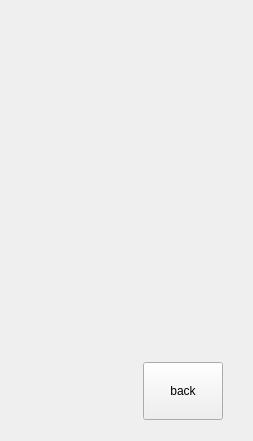
This is imageviewer.ui in WorldEditor50/qcamera as Qt 5 draws it before an edit. The edited form follows.
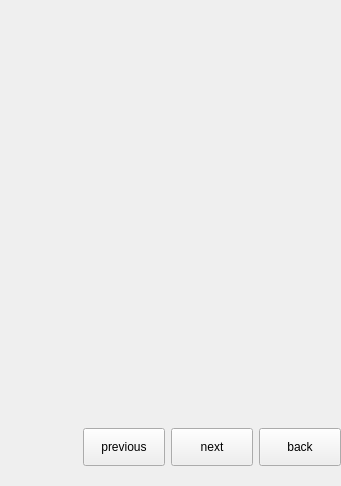
This is the edited form.

The edit to the form file:
```diff
--- a/imageviewer.ui
+++ b/imageviewer.ui
@@ -6,17 +6,14 @@
    <rect>
     <x>0</x>
     <y>0</y>
-    <width>253</width>
-    <height>441</height>
+    <width>341</width>
+    <height>486</height>
    </rect>
   </property>
   <property name="windowTitle">
    <string>Form</string>
   </property>
-  <layout class="QVBoxLayout" name="verticalLayout_2">
-   <property name="spacing">
-    <number>0</number>
-   </property>
+  <layout class="QVBoxLayout" name="verticalLayout">
    <property name="leftMargin">
     <number>0</number>
    </property>
@@ -27,43 +24,123 @@
     <number>0</number>
    </property>
    <property name="bottomMargin">
-    <number>0</number>
+    <number>10</number>
    </property>
    <item>
-    <widget class="QLabel" name="imageLabel">
-     <property name="text">
-      <string/>
-     </property>
+    <widget class="QWidget" name="imageWidget" native="true">
+     <layout class="QGridLayout" name="gridLayout">
+      <property name="leftMargin">
+       <number>0</number>
+      </property>
+      <property name="topMargin">
+       <number>0</number>
+      </property>
+      <property name="rightMargin">
+       <number>0</number>
+      </property>
+      <property name="bottomMargin">
+       <number>0</number>
+      </property>
+      <item row="0" column="1">
+       <spacer name="verticalSpacer">
+        <property name="orientation">
+         <enum>Qt::Vertical</enum>
+        </property>
+        <property name="sizeHint" stdset="0">
+         <size>
+          <width>20</width>
+          <height>178</height>
+         </size>
+        </property>
+       </spacer>
+      </item>
+      <item row="1" column="0">
+       <spacer name="horizontalSpacer_6">
+        <property name="orientation">
+         <enum>Qt::Horizontal</enum>
+        </property>
+        <property name="sizeHint" stdset="0">
+         <size>
+          <width>129</width>
+          <height>20</height>
+         </size>
+        </property>
+       </spacer>
+      </item>
+      <item row="1" column="1">
+       <widget class="QLabel" name="imageLabel">
+        <property name="minimumSize">
+         <size>
+          <width>64</width>
+          <height>64</height>
+         </size>
+        </property>
+        <property name="text">
+         <string/>
+        </property>
+       </widget>
+      </item>
+      <item row="1" column="2">
+       <spacer name="horizontalSpacer_5">
+        <property name="orientation">
+         <enum>Qt::Horizontal</enum>
+        </property>
+        <property name="sizeHint" stdset="0">
+         <size>
+          <width>128</width>
+          <height>20</height>
+         </size>
+        </property>
+       </spacer>
+      </item>
+      <item row="2" column="1">
+       <spacer name="verticalSpacer_2">
+        <property name="orientation">
+         <enum>Qt::Vertical</enum>
+        </property>
+        <property name="sizeHint" stdset="0">
+         <size>
+          <width>20</width>
+          <height>177</height>
+         </size>
+        </property>
+       </spacer>
+      </item>
+     </layout>
     </widget>
    </item>
    <item>
     <widget class="QWidget" name="controlWidget" native="true">
      <property name="minimumSize">
       <size>
-       <width>0</width>
-       <height>50</height>
+       <width>80</width>
+       <height>30</height>
       </size>
      </property>
      <property name="maximumSize">
       <size>
        <width>16777215</width>
-       <height>100</height>
+       <height>50</height>
       </size>
      </property>
      <property name="styleSheet">
       <string notr="true">QWidget  {
-		min-height:50px;
+	min-width:80px;
+	min-height:30px;
 }</string>
      </property>
      <layout class="QHBoxLayout" name="horizontalLayout">
       <property name="leftMargin">
-       <number>9</number>
+       <number>0</number>
       </property>
       <property name="topMargin">
-       <number>9</number>
+       <number>0</number>
       </property>
       <property name="rightMargin">
-       <number>30</number>
+       <number>0</number>
+      </property>
+      <property name="bottomMargin">
+       <number>10</number>
       </property>
       <item>
        <spacer name="horizontalSpacer_2">
@@ -78,12 +155,64 @@
         </property>
        </spacer>
       </item>
+      <item>
+       <widget class="QPushButton" name="previosBtn">
+        <property name="minimumSize">
+         <size>
+          <width>82</width>
+          <height>32</height>
+         </size>
+        </property>
+        <property name="text">
+         <string>previous</string>
+        </property>
+       </widget>
+      </item>
+      <item>
+       <spacer name="horizontalSpacer_4">
+        <property name="orientation">
+         <enum>Qt::Horizontal</enum>
+        </property>
+        <property name="sizeHint" stdset="0">
+         <size>
+          <width>40</width>
+          <height>20</height>
+         </size>
+        </property>
+       </spacer>
+      </item>
+      <item>
+       <widget class="QPushButton" name="nextBtn">
+        <property name="minimumSize">
+         <size>
+          <width>82</width>
+          <height>32</height>
+         </size>
+        </property>
+        <property name="text">
+         <string>next</string>
+        </property>
+       </widget>
+      </item>
+      <item>
+       <spacer name="horizontalSpacer_3">
+        <property name="orientation">
+         <enum>Qt::Horizontal</enum>
+        </property>
+        <property name="sizeHint" stdset="0">
+         <size>
+          <width>40</width>
+          <height>20</height>
+         </size>
+        </property>
+       </spacer>
+      </item>
       <item>
        <widget class="QPushButton" name="backBtn">
         <property name="minimumSize">
          <size>
-          <width>0</width>
-          <height>52</height>
+          <width>82</width>
+          <height>32</height>
          </size>
         </property>
         <property name="text">
@@ -91,6 +220,19 @@
         </property>
        </widget>
       </item>
+      <item>
+       <spacer name="horizontalSpacer">
+        <property name="orientation">
+         <enum>Qt::Horizontal</enum>
+        </property>
+        <property name="sizeHint" stdset="0">
+         <size>
+          <width>40</width>
+          <height>20</height>
+         </size>
+        </property>
+       </spacer>
+      </item>
      </layout>
     </widget>
    </item>
```
